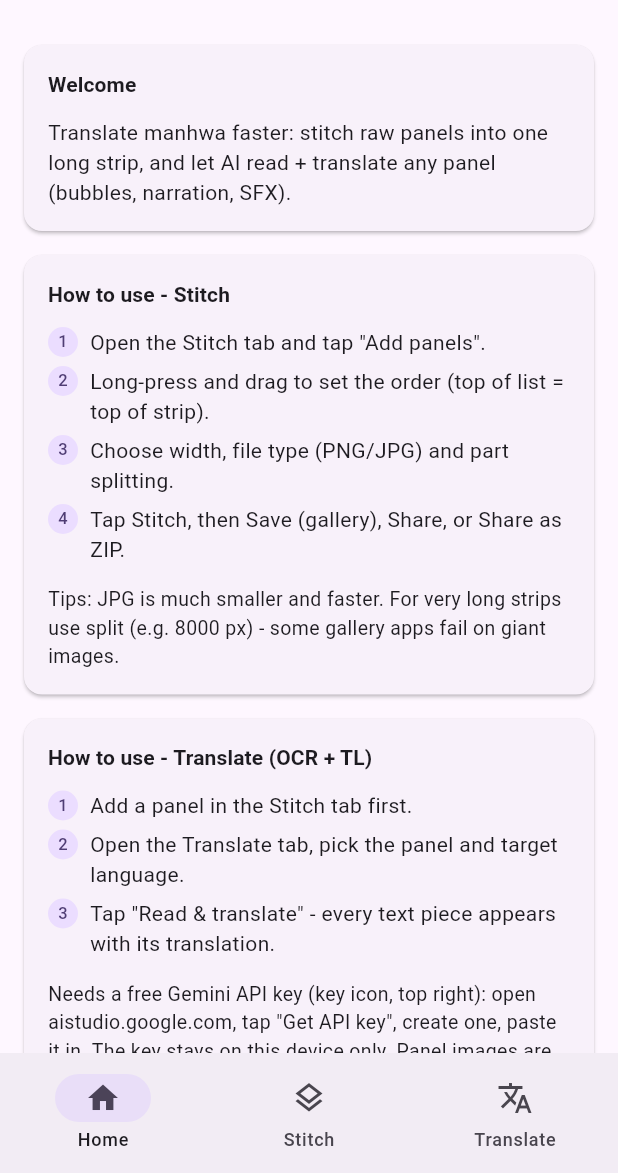
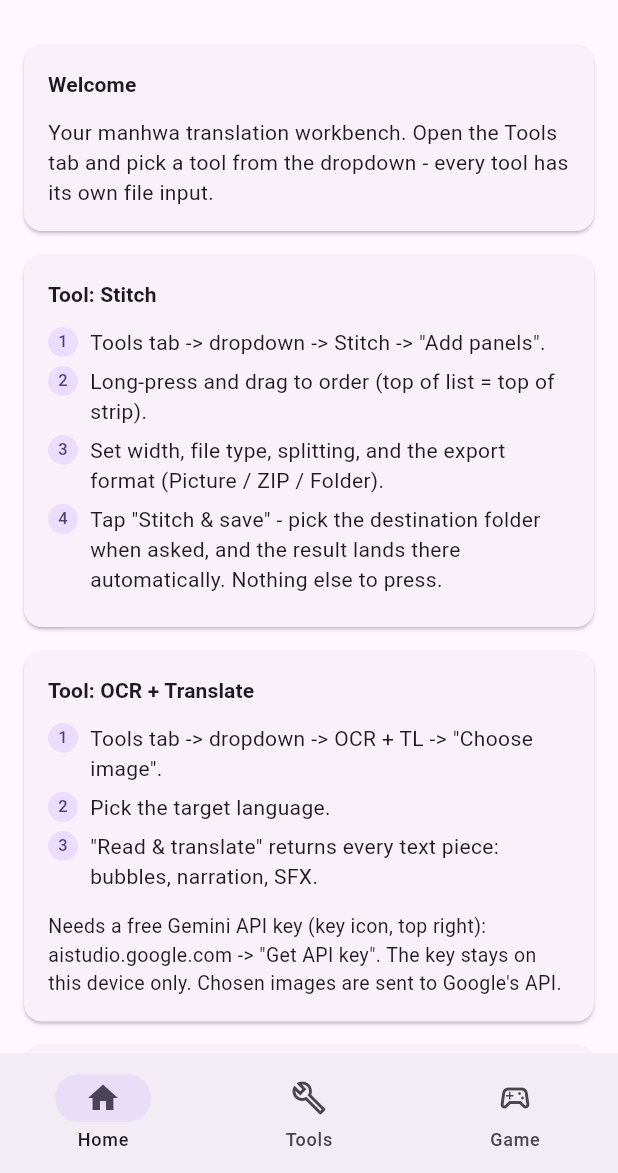
Before and after one commit to revandwhat/manhwa_toolkit, a Flutter app: the screen it shows after launch, on a phone screen of 412 x 824 dp, the part 63-1236 px from its top. Run offline on Flutter 3.47's test engine with Material 3 defaults, Android fonts, the phone set to English and light mode, and no system bars; our stand-ins replace file_picker, shared_preferences.

Commit message:
v4: single-flow stitch save, tools dropdown, per-tool inputs

```diff
--- a/lib/main.dart
+++ b/lib/main.dart
@@ -3,8 +3,6 @@ import 'dart:typed_data';
 
 import 'package:file_picker/file_picker.dart';
 import 'package:flutter/material.dart';
-import 'package:gal/gal.dart';
-import 'package:share_plus/share_plus.dart';
 
 import 'services/gemini_service.dart';
 import 'services/image_service.dart';
@@ -33,7 +31,8 @@ class RootPage extends StatefulWidget {
 }
 
 class _RootPageState extends State<RootPage> {
-  int _tab = 0;
+  int _tab = 0; // 0 home, 1 tools, 2 game
+  String _tool = 'Stitch';
 
   final _gemini = GeminiService();
 
@@ -44,19 +43,20 @@ class _RootPageState extends State<RootPage> {
     'Chinese': 'Simplified Chinese',
   };
 
-  // ---------- shared state (survives tab switches) ----------
-  List<String> _paths = [];
-  String _lang = 'Indonesian';
-  int _panelIndex = 0;
-
+  // ---------- Stitch tool state ----------
+  List<String> _stitchPaths = [];
   int? _width; // null = original
   bool _jpg = false;
   double _quality = 85;
-  int _split = 0; // 0 = no split
-
+  int _split = 0;
+  String _exportMode = 'picture'; // picture | zip | folder
   bool _stitching = false;
   List<Uint8List> _parts = [];
+  String? _savedWhere;
 
+  // ---------- OCR+TL tool state ----------
+  String? _tlPath;
+  String _lang = 'Indonesian';
   bool _translating = false;
   List<TextItem> _items = [];
 
@@ -65,8 +65,9 @@ class _RootPageState extends State<RootPage> {
     ScaffoldMessenger.of(context).showSnackBar(SnackBar(content: Text(m)));
   }
 
-  // ---------- panels ----------
-  Future<void> _addPanels() async {
+  // ================= Stitch =================
+
+  Future<void> _addStitchPanels() async {
     final r = await FilePicker.platform.pickFiles(
       allowMultiple: true,
       type: FileType.image,
@@ -77,125 +78,108 @@ class _RootPageState extends State<RootPage> {
             .toList() ??
         const [];
     if (added.isEmpty) return;
-    setState(() => _paths.addAll(added));
+    setState(() => _stitchPaths.addAll(added));
   }
 
   void _reorder(int oldI, int newI) {
     setState(() {
-      final p = _paths.removeAt(oldI);
-      _paths.insert(newI, p);
+      final p = _stitchPaths.removeAt(oldI);
+      _stitchPaths.insert(newI, p);
     });
   }
 
-  void _clearPanels() {
-    setState(() {
-      _paths = [];
-      _parts = [];
-      _panelIndex = 0;
-    });
-  }
-
-  // ---------- stitch actions ----------
+  /// One flow: pick destination -> stitch -> files land there automatically.
   Future<void> _stitch() async {
-    if (_paths.length < 2) {
+    if (_stitchPaths.length < 2) {
       _snack('Add at least 2 panels first');
       return;
     }
+    final dir = await FilePicker.platform.getDirectoryPath(
+      dialogTitle: 'Pick where to save the result',
+    );
+    if (dir == null) return;
     setState(() {
       _stitching = true;
       _parts = [];
+      _savedWhere = null;
     });
     try {
       final parts = await ImageService.stitch(
-        paths: _paths,
+        paths: _stitchPaths,
         width: _width ?? 0,
         jpg: _jpg,
         quality: _quality.round(),
         split: _split,
       );
+
+      final ext = _jpg ? 'jpg' : 'png';
+      final ts = DateTime.now().millisecondsSinceEpoch;
+      if (_exportMode == 'zip') {
+        final names = [
+          for (var i = 0; i < parts.length; i++) 'stitched-$ts-${i + 1}.$ext'
+        ];
+        final zip = await ImageService.zipBytes(parts, names);
+        await File('$dir/stitched_$ts.zip').writeAsBytes(zip);
+      } else if (_exportMode == 'folder') {
+        final sub = Directory('$dir/stitched_$ts');
+        await sub.create(recursive: true);
+        for (var i = 0; i < parts.length; i++) {
+          await File('${sub.path}/part-${i + 1}.$ext').writeAsBytes(parts[i]);
+        }
+      } else {
+        for (var i = 0; i < parts.length; i++) {
+          await File('$dir/stitched-$ts-${i + 1}.$ext')
+              .writeAsBytes(parts[i]);
+        }
+      }
+
       if (!mounted) return;
-      setState(() => _parts = parts);
+      setState(() {
+        _parts = parts;
+        _savedWhere = dir;
+      });
+      _snack('Done - saved to $dir');
     } catch (e) {
-      _snack('Stitch failed: $e');
+      _snack('Failed: $e');
     } finally {
       if (mounted) setState(() => _stitching = false);
     }
   }
 
-  Future<void> _saveGallery() async {
-    if (_parts.isEmpty) return;
-    try {
-      if (!await Gal.hasAccess()) {
-        final ok = await Gal.requestAccess();
-        if (ok != true) {
-          _snack('Storage permission denied');
+  Future<void> _customWidth() async {
+    final c = TextEditingController(text: _width?.toString() ?? '');
+    final ok = await showDialog<bool>(
+      context: context,
+      builder: (ctx) => AlertDialog(
+        title: const Text('Custom width (px)'),
+        content: TextField(
+          controller: c,
+          autofocus: true,
+          keyboardType: TextInputType.number,
+          decoration: const InputDecoration(
+              hintText: 'e.g. 900', border: OutlineInputBorder()),
+        ),
+        actions: [
+          TextButton(
+              onPressed: () => Navigator.pop(ctx, false),
+              child: const Text('Cancel')),
+          FilledButton(
+              onPressed: () => Navigator.pop(ctx, true),
+              child: const Text('Save')),
+        ],
+      ),
+    );
+    if (ok != true) return;
+    final v = int.tryParse(c.text.trim());
+    if (v == null || v < 200 || v > 4000) {
+      _snack('Width must be between 200 and 4000 px');
       return;
     }
-      }
-      final ts = DateTime.now().millisecondsSinceEpoch;
-      for (var i = 0; i < _parts.length; i++) {
-        await Gal.putImageBytes(
-          _parts[i],
-          name: 'stitched_$ts-$i.${_jpg ? 'jpg' : 'png'}',
-          album: 'ManhwaToolkit',
-        );
-      }
-      _snack('Saved ${_parts.length} image(s) to gallery');
-    } catch (e) {
-      _snack('Save failed: $e');
-    }
+    setState(() => _width = v);
   }
 
-  Future<void> _shareParts() async {
-    if (_parts.isEmpty) return;
-    try {
-      final ext = _jpg ? 'jpg' : 'png';
-      final files = <XFile>[];
-      for (var i = 0; i < _parts.length; i++) {
-        final f = await ImageService.saveTemp(
-            _parts[i], 'stitched-$i.$ext');
-        files.add(XFile(f.path));
-      }
-      await SharePlus.instance
-          .share(ShareParams(files: files, text: 'Stitched strip'));
-    } catch (e) {
-      _snack('Share failed: $e');
-    }
-  }
+  // ================= OCR + TL =================
 
-  Future<void> _sharePartsZip() async {
-    if (_parts.isEmpty) return;
-    try {
-      final ext = _jpg ? 'jpg' : 'png';
-      final names = [
-        for (var i = 0; i < _parts.length; i++) 'stitched-${i + 1}.$ext'
-      ];
-      final zip = await ImageService.zipBytes(_parts, names);
-      final f = await ImageService.saveTemp(
-          zip, 'stitched_${DateTime.now().millisecondsSinceEpoch}.zip');
-      await SharePlus.instance.share(
-        ShareParams(files: [XFile(f.path)], text: 'Stitched strip (zip)'),
-      );
-    } catch (e) {
-      _snack('ZIP failed: $e');
-    }
-  }
-
-  Future<void> _shareRawZip() async {
-    if (_paths.isEmpty) return;
-    try {
-      final zip = await ImageService.zipFiles(_paths);
-      final f = await ImageService.saveTemp(
-          zip, 'panels_${DateTime.now().millisecondsSinceEpoch}.zip');
-      await SharePlus.instance.share(
-        ShareParams(files: [XFile(f.path)], text: 'Raw panels (zip)'),
-      );
-    } catch (e) {
-      _snack('ZIP failed: $e');
-    }
-  }
-
-  // ---------- translate ----------
   Future<void> _askForKey() async {
     final c = TextEditingController();
     final ok = await showDialog<bool>(
@@ -240,9 +224,19 @@ class _RootPageState extends State<RootPage> {
     }
   }
 
+  Future<void> _pickTlImage() async {
+    final r = await FilePicker.platform.pickFiles(type: FileType.image);
+    final path = r?.files.single.path;
+    if (path == null) return;
+    setState(() {
+      _tlPath = path;
+      _items = [];
+    });
+  }
+
   Future<void> _ocrTl() async {
-    if (_paths.isEmpty) {
-      _snack('Add a panel first (Stitch tab)');
+    if (_tlPath == null) {
+      _snack('Choose an image first');
       return;
     }
     final key = await _gemini.getKey();
@@ -251,21 +245,19 @@ class _RootPageState extends State<RootPage> {
       await _askForKey();
       return;
     }
-    final idx = _panelIndex < _paths.length ? _panelIndex : 0;
     setState(() {
       _translating = true;
       _items = [];
     });
     try {
-      final bytes = await File(_paths[idx]).readAsBytes();
-      final mime = _paths[idx].toLowerCase().endsWith('.png')
-          ? 'image/png'
-          : 'image/jpeg';
+      final bytes = await File(_tlPath!).readAsBytes();
+      final mime =
+          _tlPath!.toLowerCase().endsWith('.png') ? 'image/png' : 'image/jpeg';
       final items =
           await _gemini.ocrTranslate(bytes, mime: mime, lang: _langs[_lang]!);
       if (!mounted) return;
       setState(() => _items = items);
-      if (items.isEmpty) _snack('No text detected in that panel');
+      if (items.isEmpty) _snack('No text detected in that image');
     } catch (e) {
       _snack(e.toString().replaceFirst('Exception: ', ''));
     } finally {
@@ -273,47 +265,16 @@ class _RootPageState extends State<RootPage> {
     }
   }
 
-  Future<void> _customWidth() async {
-    final c = TextEditingController(text: _width?.toString() ?? '');
-    final ok = await showDialog<bool>(
-      context: context,
-      builder: (ctx) => AlertDialog(
-        title: const Text('Custom width (px)'),
-        content: TextField(
-          controller: c,
-          autofocus: true,
-          keyboardType: TextInputType.number,
-          decoration: const InputDecoration(
-              hintText: 'e.g. 900', border: OutlineInputBorder()),
-        ),
-        actions: [
-          TextButton(
-              onPressed: () => Navigator.pop(ctx, false),
-              child: const Text('Cancel')),
-          FilledButton(
-              onPressed: () => Navigator.pop(ctx, true),
-              child: const Text('Save')),
-        ],
-      ),
-    );
-    if (ok != true) return;
-    final v = int.tryParse(c.text.trim());
-    if (v == null || v < 200 || v > 4000) {
-      _snack('Width must be between 200 and 4000 px');
-      return;
-    }
-    setState(() => _width = v);
-  }
+  // ================= UI =================
 
-  // ---------- UI ----------
   @override
   Widget build(BuildContext context) {
-    const titles = ['Manhwa Toolkit', 'Stitch', 'Translate'];
+    const titles = ['Manhwa Toolkit', 'Tools', 'Mini Game'];
     return Scaffold(
       appBar: AppBar(
         title: Text(titles[_tab]),
         centerTitle: true,
-        actions: _tab == 2
+        actions: _tab == 1
             ? [
                 IconButton(icon: const Icon(Icons.key), onPressed: _askForKey)
               ]
@@ -321,7 +282,7 @@ class _RootPageState extends State<RootPage> {
       ),
       body: IndexedStack(
         index: _tab,
-        children: [_buildHome(), _buildStitch(), _buildTranslate()],
+        children: [_buildHome(), _buildTools(), _buildGame()],
       ),
       bottomNavigationBar: NavigationBar(
         selectedIndex: _tab,
@@ -332,11 +293,13 @@ class _RootPageState extends State<RootPage> {
               selectedIcon: Icon(Icons.home),
               label: 'Home'),
           NavigationDestination(
-              icon: Icon(Icons.layers_outlined),
-              selectedIcon: Icon(Icons.layers),
-              label: 'Stitch'),
+              icon: Icon(Icons.build_outlined),
+              selectedIcon: Icon(Icons.build),
+              label: 'Tools'),
           NavigationDestination(
-              icon: Icon(Icons.translate), label: 'Translate'),
+              icon: Icon(Icons.sports_esports_outlined),
+              selectedIcon: Icon(Icons.sports_esports),
+              label: 'Game'),
         ],
       ),
     );
@@ -348,44 +311,38 @@ class _RootPageState extends State<RootPage> {
       children: [
         _card('Welcome', [
           const Text(
-            'Translate manhwa faster: stitch raw panels into one long strip, '
-            'and let AI read + translate any panel (bubbles, narration, SFX).',
+            'Your manhwa translation workbench. Open the Tools tab and pick '
+            'a tool from the dropdown - every tool has its own file input.',
           ),
         ]),
-        _card('How to use - Stitch', [
-          _step('1', 'Open the Stitch tab and tap "Add panels".'),
+        _card('Tool: Stitch', [
+          _step('1', 'Tools tab -> dropdown -> Stitch -> "Add panels".'),
           _step('2',
-              'Long-press and drag to set the order (top of list = top of strip).'),
+              'Long-press and drag to order (top of list = top of strip).'),
           _step('3',
-              'Choose width, file type (PNG/JPG) and part splitting.'),
+              'Set width, file type, splitting, and the export format (Picture / ZIP / Folder).'),
           _step('4',
-              'Tap Stitch, then Save (gallery), Share, or Share as ZIP.'),
+              'Tap "Stitch & save" - pick the destination folder when asked, '
+              'and the result lands there automatically. Nothing else to press.'),
+        ]),
+        _card('Tool: OCR + Translate', [
+          _step('1', 'Tools tab -> dropdown -> OCR + TL -> "Choose image".'),
+          _step('2', 'Pick the target language.'),
+          _step('3',
+              '"Read & translate" returns every text piece: bubbles, narration, SFX.'),
           const SizedBox(height: 8),
           const Text(
-            'Tips: JPG is much smaller and faster. For very long strips use '
-            'split (e.g. 8000 px) - some gallery apps fail on giant images.',
-            style: TextStyle(fontSize: 13),
-          ),
-        ]),
-        _card('How to use - Translate (OCR + TL)', [
-          _step('1', 'Add a panel in the Stitch tab first.'),
-          _step('2',
-              'Open the Translate tab, pick the panel and target language.'),
-          _step('3',
-              'Tap "Read & translate" - every text piece appears with its translation.'),
-          const SizedBox(height: 8),
-          const Text(
-            'Needs a free Gemini API key (key icon, top right): open '
-            'aistudio.google.com, tap "Get API key", create one, paste it in. '
-            'The key stays on this device only. Panel images are sent to '
-            "Google's API for processing.",
+            'Needs a free Gemini API key (key icon, top right): '
+            'aistudio.google.com -> "Get API key". The key stays on this '
+            "device only. Chosen images are sent to Google's API.",
             style: TextStyle(fontSize: 13),
           ),
         ]),
         _card('Coming next', [
           const Text(
-            'Phase 2: tap-a-bubble cleaning (white-fill) and typesetting.\n'
-            'Phase 3: AI clean & redraw.',
+            'Clean (manual white-fill + AI option), Typeset (draggable text '
+            'layers), raw downloader, and a mini game. Each gets its own '
+            'slot in the Tools dropdown.',
             style: TextStyle(fontSize: 13),
           ),
         ]),
@@ -410,57 +367,89 @@ class _RootPageState extends State<RootPage> {
     );
   }
 
-  Widget _buildStitch() {
+  Widget _buildTools() {
+    return ListView(
+      padding: const EdgeInsets.all(16),
+      children: [
+        _card('Pick a tool', [
+          Container(
+            padding: const EdgeInsets.symmetric(horizontal: 12),
+            decoration: BoxDecoration(
+              border: Border.all(color: Colors.grey),
+              borderRadius: BorderRadius.circular(8),
+            ),
+            child: DropdownButton<String>(
+              value: _tool,
+              isExpanded: true,
+              underline: const SizedBox.shrink(),
+              items: const [
+                DropdownMenuItem(
+                    value: 'Stitch',
+                    child: Text('Stitch - combine panels into a strip')),
+                DropdownMenuItem(
+                    value: 'OCR + TL',
+                    child: Text('OCR + Translate - read a panel')),
+              ],
+              onChanged: (v) => setState(() => _tool = v ?? 'Stitch'),
+            ),
+          ),
+        ]),
+        if (_tool == 'Stitch') ..._stitchCards() else ..._tlCards(),
+      ],
+    );
+  }
+
+  // ---------- Stitch tool ----------
+
+  List<Widget> _stitchCards() {
     final isCustom = _width != null &&
         _width != 800 &&
         _width != 1000 &&
         _width != 1200;
-    return ListView(
-      padding: const EdgeInsets.all(16),
-      children: [
+    return [
       _card('1. Panels', [
         Row(children: [
           Expanded(
             child: FilledButton.tonalIcon(
-                onPressed: _addPanels,
+              onPressed: _addStitchPanels,
               icon: const Icon(Icons.add_photo_alternate),
               label: const Text('Add panels'),
             ),
           ),
-            if (_paths.isNotEmpty) ...[
+          if (_stitchPaths.isNotEmpty) ...[
             const SizedBox(width: 8),
-              Text('${_paths.length}'),
+            Text('${_stitchPaths.length}'),
           ],
         ]),
         const SizedBox(height: 8),
-          if (_paths.isNotEmpty)
+        if (_stitchPaths.isNotEmpty)
           ReorderableListView.builder(
             shrinkWrap: true,
             physics: const NeverScrollableScrollPhysics(),
-              itemCount: _paths.length,
+            itemCount: _stitchPaths.length,
             onReorderItem: _reorder,
             itemBuilder: (ctx, i) => ListTile(
-                key: ValueKey(_paths[i]),
+              key: ValueKey(_stitchPaths[i]),
               dense: true,
               leading: const Icon(Icons.drag_indicator),
               title: Text(
-                  _paths[i].split('/').last,
+                _stitchPaths[i].split('/').last,
                 maxLines: 1,
                 overflow: TextOverflow.ellipsis,
               ),
             ),
           ),
-          if (_paths.isNotEmpty)
-            Row(
-              mainAxisAlignment: MainAxisAlignment.spaceBetween,
-              children: [
-                TextButton(onPressed: _clearPanels, child: const Text('Clear all')),
-                OutlinedButton.icon(
-                  onPressed: _shareRawZip,
-                  icon: const Icon(Icons.folder_zip, size: 18),
-                  label: const Text('ZIP raws'),
+        if (_stitchPaths.isNotEmpty)
+          Align(
+            alignment: Alignment.centerRight,
+            child: TextButton(
+              onPressed: () => setState(() {
+                _stitchPaths = [];
+                _parts = [];
+                _savedWhere = null;
+              }),
+              child: const Text('Clear all'),
             ),
-              ],
           ),
       ]),
       _card('2. Settings', [
@@ -520,7 +509,8 @@ class _RootPageState extends State<RootPage> {
           ),
         ],
         const SizedBox(height: 8),
-          Text('Split long strips', style: Theme.of(context).textTheme.labelLarge),
+        Text('Split long strips',
+            style: Theme.of(context).textTheme.labelLarge),
         const SizedBox(height: 8),
         Wrap(
           spacing: 8,
@@ -534,22 +524,53 @@ class _RootPageState extends State<RootPage> {
               ),
           ],
         ),
+        const SizedBox(height: 16),
+        Text('Export format', style: Theme.of(context).textTheme.labelLarge),
+        const SizedBox(height: 8),
+        Wrap(
+          spacing: 8,
+          runSpacing: 8,
+          children: [
+            for (final m in const [
+              ('picture', 'Picture(s)'),
+              ('zip', 'ZIP'),
+              ('folder', 'Folder'),
+            ])
+              ChoiceChip(
+                label: Text(m.$2),
+                selected: _exportMode == m.$1,
+                onSelected: (_) => setState(() => _exportMode = m.$1),
+              ),
+          ],
+        ),
       ]),
-        _card('3. Stitch', [
+      _card('3. Stitch & save', [
         FilledButton.icon(
           onPressed: _stitching ? null : _stitch,
-            icon: const Icon(Icons.vertical_align_bottom),
-            label: Text(_stitching ? 'Stitching...' : 'Stitch into strip'),
+          icon: const Icon(Icons.save_alt),
+          label: Text(_stitching ? 'Stitching & saving...' : 'Stitch & save'),
+        ),
+        const SizedBox(height: 8),
+        const Text(
+          'You will pick the destination folder right after tapping - '
+          'the result is written there automatically.',
+          style: TextStyle(fontSize: 13),
         ),
         if (_stitching)
           const Padding(
             padding: EdgeInsets.only(top: 12),
             child: LinearProgressIndicator(),
           ),
-          if (_parts.isNotEmpty) ...[
+        if (_parts.isNotEmpty && !_stitching) ...[
           const SizedBox(height: 12),
-            Text('${_parts.length} part(s) ready',
+          Text('${_parts.length} part(s) saved',
               style: Theme.of(context).textTheme.labelLarge),
+          const SizedBox(height: 4),
+          if (_savedWhere != null)
+            SelectableText(
+              'Saved to: $_savedWhere',
+              style: Theme.of(context).textTheme.bodySmall,
+            ),
           const SizedBox(height: 8),
           SizedBox(
             height: 170,
@@ -571,41 +592,40 @@ class _RootPageState extends State<RootPage> {
               ),
             ),
           ),
-            const SizedBox(height: 12),
+        ],
+      ]),
+    ];
+  }
+
+  // ---------- OCR + TL tool ----------
+
+  List<Widget> _tlCards() {
+    return [
+      _card('1. Image', [
         Row(children: [
           Expanded(
-                child: FilledButton.icon(
-                  onPressed: _saveGallery,
-                  icon: const Icon(Icons.download),
-                  label: const Text('Save'),
-                ),
-              ),
-              const SizedBox(width: 8),
-              Expanded(
-                child: OutlinedButton.icon(
-                  onPressed: _shareParts,
-                  icon: const Icon(Icons.share),
-                  label: const Text('Share'),
+            child: FilledButton.tonalIcon(
+              onPressed: _pickTlImage,
+              icon: const Icon(Icons.add_photo_alternate),
+              label: const Text('Choose image'),
             ),
           ),
         ]),
+        if (_tlPath != null) ...[
           const SizedBox(height: 8),
-            OutlinedButton.icon(
-              onPressed: _sharePartsZip,
-              icon: const Icon(Icons.folder_zip),
-              label: const Text('Share result as ZIP'),
+          Text(_tlPath!.split('/').last,
+              maxLines: 1, overflow: TextOverflow.ellipsis),
+          const SizedBox(height: 8),
+          SizedBox(
+            height: 180,
+            child: InteractiveViewer(
+              maxScale: 5,
+              child: Center(child: Image.file(File(_tlPath!))),
+            ),
           ),
         ],
       ]),
-      ],
-    );
-  }
-
-  Widget _buildTranslate() {
-    return ListView(
-      padding: const EdgeInsets.all(16),
-      children: [
-        _card('1. Target language', [
+      _card('2. Target language', [
         Wrap(
           spacing: 8,
           runSpacing: 8,
@@ -618,35 +638,7 @@ class _RootPageState extends State<RootPage> {
               .toList(),
         ),
       ]),
-        _card('2. Panel', [
-          if (_paths.isEmpty)
-            const Text('No panels yet - add one in the Stitch tab.')
-          else ...[
-            if (_paths.length > 1)
-              Container(
-                padding: const EdgeInsets.symmetric(horizontal: 12),
-                decoration: BoxDecoration(
-                  border: Border.all(color: Colors.grey),
-                  borderRadius: BorderRadius.circular(8),
-                ),
-                child: DropdownButton<int>(
-                  value: _panelIndex < _paths.length ? _panelIndex : 0,
-                  isExpanded: true,
-                  underline: const SizedBox.shrink(),
-                  items: [
-                    for (var i = 0; i < _paths.length; i++)
-                      DropdownMenuItem(
-                        value: i,
-                        child: Text(
-                          'Panel ${i + 1}: ${_paths[i].split('/').last}',
-                          overflow: TextOverflow.ellipsis,
-                        ),
-                      ),
-                  ],
-                  onChanged: (v) => setState(() => _panelIndex = v ?? 0),
-                ),
-              ),
-            const SizedBox(height: 12),
+      _card('3. Read & translate', [
         FilledButton.icon(
           onPressed: _translating ? null : _ocrTl,
           icon: const Icon(Icons.translate),
@@ -657,9 +649,8 @@ class _RootPageState extends State<RootPage> {
             padding: EdgeInsets.only(top: 12),
             child: LinearProgressIndicator(),
           ),
-          ],
       ]),
-        _card('3. Result', [
+      _card('4. Result', [
         if (_items.isEmpty && !_translating)
           const Text('Translations will appear here.',
               style: TextStyle(fontSize: 13)),
@@ -693,6 +684,23 @@ class _RootPageState extends State<RootPage> {
             ),
           ),
       ]),
+    ];
+  }
+
+  // ---------- Game placeholder ----------
+
+  Widget _buildGame() {
+    return ListView(
+      padding: const EdgeInsets.all(16),
+      children: [
+        _card('Mini game - under construction', [
+          const Text(
+            'Coming soon. Idea: a word game powered by your own KBBI '
+            'dictionary - guess, streak, beat your high score.\n\n'
+            'Tell me which game you want and it lands in this tab.',
+            style: TextStyle(fontSize: 13),
+          ),
+        ]),
       ],
     );
   }
--- a/pubspec.yaml
+++ b/pubspec.yaml
@@ -42,8 +42,6 @@ dependencies:
   path_provider: ^2.1.6
   shared_preferences: ^2.5.5
   file_picker: ^8.1.2
-  share_plus: ^12.0.0
-  gal: ^2.3.1
   archive: ^4.0.9
 
 dev_dependencies:
```
Also changed, not shown: pubspec.lock, 5 other files. Lines whose indentation alone changed are shown as unchanged.
